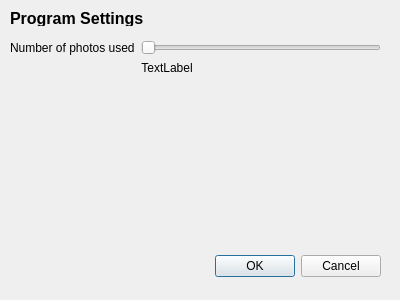
Old version of the form src/gui/SettingsForm.ui in the repository Jaa-c/DP.
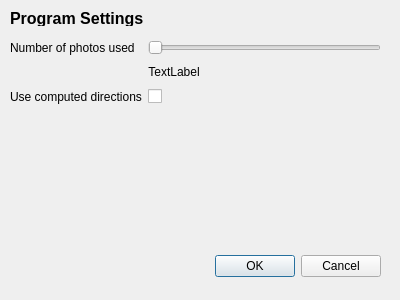
New version of the form.

Commit message: wip image space bounding box GUI

Patch:
```diff
--- a/src/gui/SettingsForm.ui
+++ b/src/gui/SettingsForm.ui
@@ -62,10 +62,13 @@
     <property name="fieldGrowthPolicy">
      <enum>QFormLayout::ExpandingFieldsGrow</enum>
     </property>
+    <property name="verticalSpacing">
+     <number>10</number>
+    </property>
     <item row="0" column="0">
      <widget class="QLabel" name="label_2">
       <property name="text">
-       <string>Number of photos used</string>
+       <string>Number of photos used  </string>
       </property>
      </widget>
     </item>
@@ -92,6 +95,23 @@
       </property>
      </widget>
     </item>
+    <item row="2" column="1">
+     <widget class="QCheckBox" name="directionsCheckBox">
+      <property name="text">
+       <string/>
+      </property>
+     </widget>
+    </item>
+    <item row="2" column="0">
+     <widget class="QLabel" name="label_4">
+      <property name="toolTip">
+       <string>Use camera directions, that are recomputed based on model position in the photo.</string>
+      </property>
+      <property name="text">
+       <string>Use computed directions</string>
+      </property>
+     </widget>
+    </item>
    </layout>
   </widget>
  </widget>
```
The commit also changes 6 other files.
